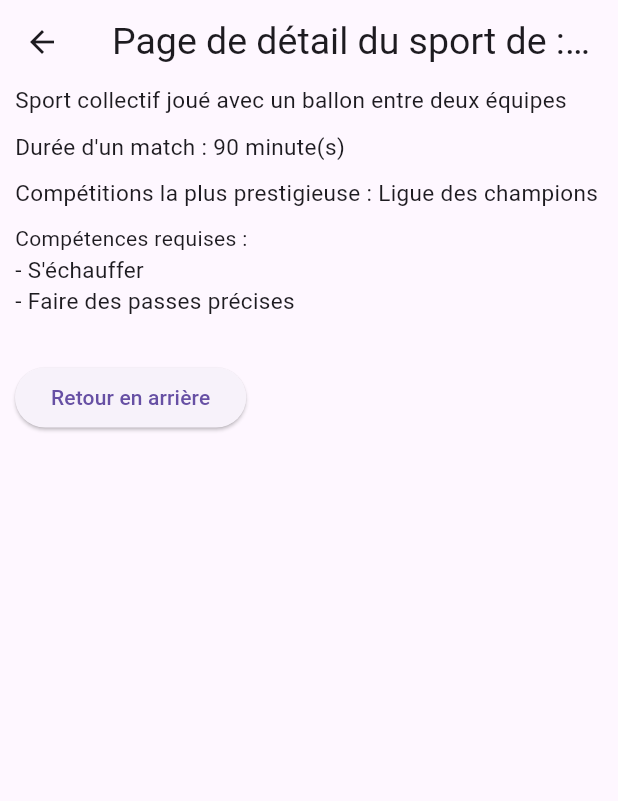
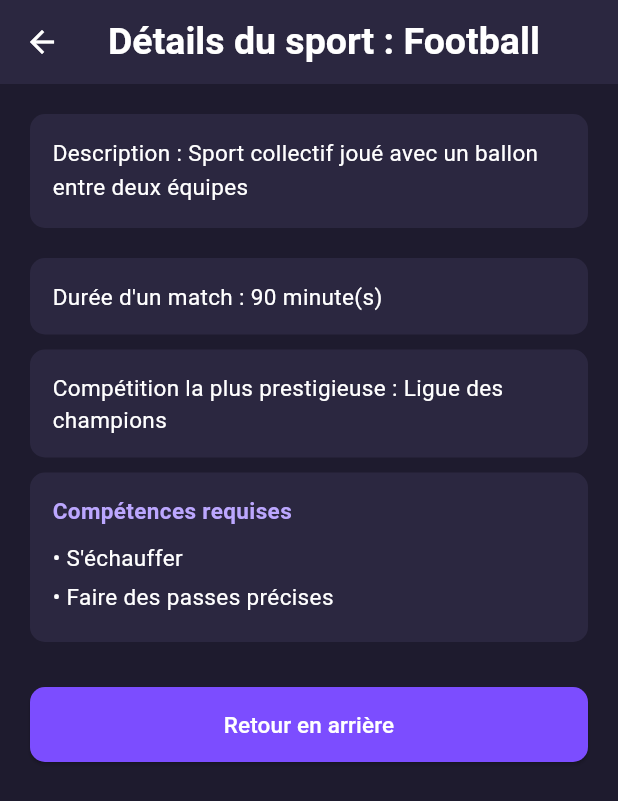
Before and after one commit to yalac/tp1-flutter-sport-YL, a Flutter app: the screen it shows after launch, after a tap on "Football", on a phone screen of 412 x 824 dp. Shown: the top 801 px of the screen. Run offline on Flutter 3.47's test engine with Material 3 defaults, Android fonts, the phone set to English and light mode, and no system bars.

Commit message:
mise a jour complet du style de la page de détail

```diff
--- a/lib/pages/detail_sport_page.dart
+++ b/lib/pages/detail_sport_page.dart
@@ -8,50 +8,127 @@ class DetailSportPage extends StatelessWidget {
   @override
   Widget build(BuildContext context) {
     return Scaffold(
+      backgroundColor: Color(0xFF1E1B2E),
       appBar: AppBar(
+        backgroundColor: Color(0xFF2B2740),
+        foregroundColor: Colors.white,
+        elevation: 0,
+        centerTitle: true,
         title: Text(
-          'Page de détail du sport de : ${sport.nom}',
-          style: TextStyle(fontSize: 25),
+          'Détails du sport : ${sport.nom}',
+          style: TextStyle(fontSize: 25, fontWeight: FontWeight.w700),
           textAlign: TextAlign.center,
         ),
       ),
       body: SingleChildScrollView(
         child: Container(
-          padding: EdgeInsets.only(left: 10),
+          padding: EdgeInsets.all(20),
           child: Column(
             crossAxisAlignment: CrossAxisAlignment.start,
             children: [
               // Description du sport
-              Text(sport.description, style: TextStyle(fontSize: 15)),
-              SizedBox(height: 10),
+              Container(
+                width: double.infinity,
+                padding: EdgeInsets.all(15),
+                decoration: BoxDecoration(
+                  color: Color(0xFF2B2740),
+                  borderRadius: BorderRadius.circular(10),
+                ),
+                child: Text(
+                  'Description : ${sport.description}',
+                  style: TextStyle(
+                    color: Colors.white,
+                    fontSize: 15,
+                    height: 1.5,
+                  ),
+                ),
+              ),
+              SizedBox(height: 20),
 
               // Durée d'un match
-              Text(
-                'Durée d\'un match : ${sport.dureeMatch} minute(s)',
-                style: TextStyle(fontSize: 15),
+              Container(
+                width: double.infinity,
+                padding: EdgeInsets.all(15),
+                decoration: BoxDecoration(
+                  color: Color(0xFF2B2740),
+                  borderRadius: BorderRadius.circular(10),
+                ),
+                child: Text(
+                  'Durée d\'un match : ${sport.dureeMatch} minute(s)',
+                  style: TextStyle(color: Colors.white, fontSize: 15),
+                ),
               ),
               SizedBox(height: 10),
 
-              // Compétitions la plus prestigieuse du sport
-              Text(
-                'Compétitions la plus prestigieuse : ${sport.competitions}',
-                style: TextStyle(fontSize: 15),
+              // Compétition la plus prestigieuse du sport
+              Container(
+                width: double.infinity,
+                padding: EdgeInsets.all(15),
+                decoration: BoxDecoration(
+                  color: Color(0xFF2B2740),
+                  borderRadius: BorderRadius.circular(10),
+                ),
+                child: Text(
+                  'Compétition la plus prestigieuse : ${sport.competitions}',
+                  style: TextStyle(color: Colors.white, fontSize: 15),
+                ),
               ),
               SizedBox(height: 10),
 
               // Liste des compétences requises pour le sport
-              Text('Compétences requises : '),
-              ...sport.competences.map(
-                (element) => Text('- $element', style: TextStyle(fontSize: 15)),
+              Container(
+                width: double.infinity,
+                padding: EdgeInsets.all(15),
+                decoration: BoxDecoration(
+                  color: Color(0xFF2B2740),
+                  borderRadius: BorderRadius.circular(10),
+                ),
+                child: Column(
+                  crossAxisAlignment: CrossAxisAlignment.start,
+                  children: [
+                    Text(
+                      'Compétences requises',
+                      style: TextStyle(
+                        color: Color(0xFFBCA7FF),
+                        fontSize: 15,
+                        fontWeight: FontWeight.w700,
+                      ),
+                    ),
+                    SizedBox(height: 10),
+                    ...sport.competences.map(
+                      (element) => Padding(
+                        padding: EdgeInsets.only(bottom: 5),
+                        child: Text(
+                          '• $element',
+                          style: TextStyle(color: Colors.white, fontSize: 15),
+                        ),
+                      ),
+                    ),
+                  ],
+                ),
               ),
               SizedBox(height: 30),
 
               // Bouton pour retourner sur la page d'accueil
-              ElevatedButton(
-                onPressed: () {
-                  Navigator.pop(context);
-                },
-                child: Text('Retour en arrière'),
+              SizedBox(
+                width: double.infinity,
+                height: 50,
+                child: ElevatedButton(
+                  onPressed: () {
+                    Navigator.pop(context);
+                  },
+                  style: ElevatedButton.styleFrom(
+                    backgroundColor: Color(0xFF7C4DFF),
+                    foregroundColor: Colors.white,
+                    shape: RoundedRectangleBorder(
+                      borderRadius: BorderRadius.circular(10),
+                    ),
+                  ),
+                  child: Text(
+                    'Retour en arrière',
+                    style: TextStyle(fontSize: 15),
+                  ),
+                ),
               ),
             ],
           ),
```
